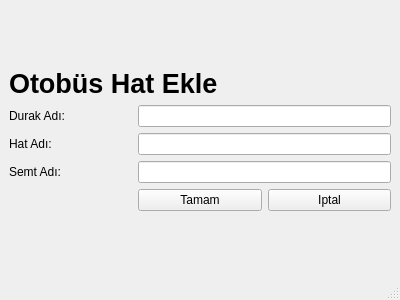
Qt form Uygulama/hatekleotobus.ui (ergenekonyigit/heysem) before a commit.
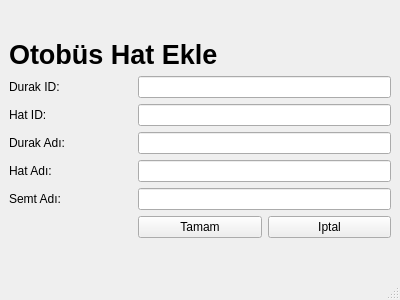
The same form after that commit.

Diff of the .ui file:
```diff
--- a/Uygulama/hatekleotobus.ui
+++ b/Uygulama/hatekleotobus.ui
@@ -17,49 +17,25 @@
    <layout class="QGridLayout" name="gridLayout_2">
     <item row="1" column="0">
      <layout class="QGridLayout" name="gridLayout">
-      <item row="1" column="0">
-       <widget class="QLabel" name="lblDurakAdi">
-        <property name="text">
-         <string>Durak Adı: </string>
-        </property>
-       </widget>
-      </item>
-      <item row="3" column="0">
-       <widget class="QLabel" name="lblSemtAdi">
-        <property name="text">
-         <string>Semt Adı:</string>
-        </property>
-       </widget>
-      </item>
       <item row="3" column="1" colspan="2">
-       <widget class="QLineEdit" name="edtSemtAdi"/>
+       <widget class="QLineEdit" name="edtDurakAdi"/>
       </item>
-      <item row="4" column="1">
-       <widget class="QPushButton" name="pushButton">
-        <property name="text">
-         <string>Tamam</string>
-        </property>
-       </widget>
+      <item row="4" column="1" colspan="2">
+       <widget class="QLineEdit" name="edtHatAdi"/>
       </item>
-      <item row="4" column="2">
-       <widget class="QPushButton" name="pushButton_2">
-        <property name="text">
-         <string>Iptal</string>
-        </property>
-       </widget>
-      </item>
-      <item row="2" column="0">
+      <item row="4" column="0">
        <widget class="QLabel" name="lblHatAdi">
         <property name="text">
          <string>Hat Adı: </string>
         </property>
        </widget>
       </item>
-      <item row="2" column="1" colspan="2">
-       <widget class="QLineEdit" name="edtHatAdi"/>
-      </item>
-      <item row="1" column="1" colspan="2">
-       <widget class="QLineEdit" name="edtDurakAdi"/>
+      <item row="3" column="0">
+       <widget class="QLabel" name="lblDurakAdi">
+        <property name="text">
+         <string>Durak Adı: </string>
+        </property>
+       </widget>
       </item>
       <item row="0" column="0" colspan="3">
        <widget class="QLabel" name="label_4">
@@ -75,6 +51,50 @@
         </property>
        </widget>
       </item>
+      <item row="5" column="0">
+       <widget class="QLabel" name="lblSemtAdi">
+        <property name="text">
+         <string>Semt Adı:</string>
+        </property>
+       </widget>
+      </item>
+      <item row="6" column="2">
+       <widget class="QPushButton" name="pushButton_2">
+        <property name="text">
+         <string>Iptal</string>
+        </property>
+       </widget>
+      </item>
+      <item row="5" column="1" colspan="2">
+       <widget class="QLineEdit" name="edtSemtAdi"/>
+      </item>
+      <item row="2" column="0">
+       <widget class="QLabel" name="lblHatID">
+        <property name="text">
+         <string>Hat ID:</string>
+        </property>
+       </widget>
+      </item>
+      <item row="6" column="1">
+       <widget class="QPushButton" name="pushButton">
+        <property name="text">
+         <string>Tamam</string>
+        </property>
+       </widget>
+      </item>
+      <item row="1" column="0">
+       <widget class="QLabel" name="lblDurakID">
+        <property name="text">
+         <string>Durak ID:</string>
+        </property>
+       </widget>
+      </item>
+      <item row="1" column="1" colspan="2">
+       <widget class="QLineEdit" name="edtDurakID"/>
+      </item>
+      <item row="2" column="1" colspan="2">
+       <widget class="QLineEdit" name="edtHatID"/>
+      </item>
      </layout>
     </item>
     <item row="2" column="0">
```
